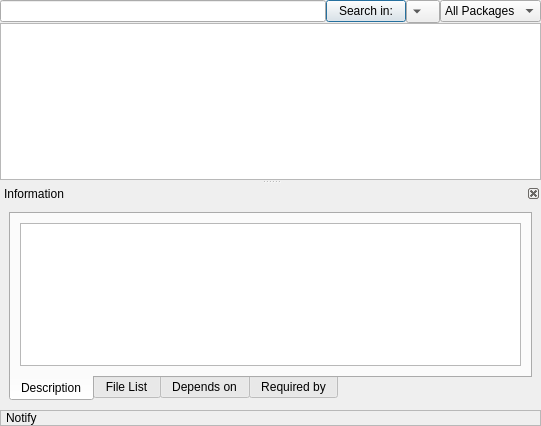
freedesktop-unofficial-mirror/packagekit__PackageKit-Qt, file gui/ui/AddRm/PkAddRm.ui: the form before one commit.
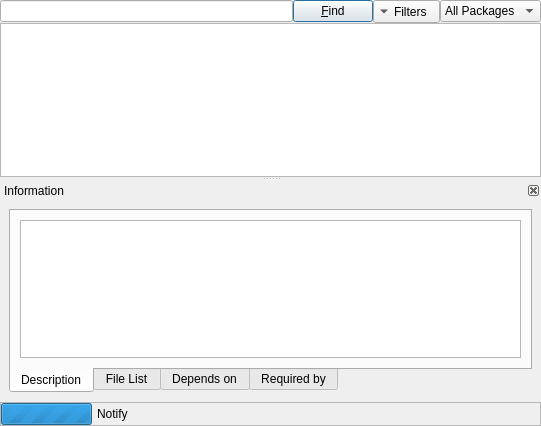
The form after the commit. Custom widgets are drawn as their Qt base class.

Patch:
```diff
--- a/gui/ui/AddRm/PkAddRm.ui
+++ b/gui/ui/AddRm/PkAddRm.ui
@@ -32,23 +32,13 @@
      </property>
     </widget>
    </item>
-   <item row="0" column="1" >
-    <widget class="QPushButton" name="searchPB" >
-     <property name="text" >
-      <string>Search in:</string>
-     </property>
-     <property name="default" >
-      <bool>true</bool>
-     </property>
-    </widget>
-   </item>
    <item row="0" column="2" >
     <widget class="QToolButton" name="filtersTB" >
      <property name="locale" >
       <locale country="UnitedStates" language="English" />
      </property>
      <property name="text" >
-      <string/>
+      <string>Filters</string>
      </property>
      <property name="popupMode" >
       <enum>QToolButton::InstantPopup</enum>
@@ -132,10 +122,10 @@
       <widget class="QWidget" name="dockWidgetContents" >
        <property name="geometry" >
         <rect>
-         <x>4</x>
+         <x>2</x>
          <y>22</y>
-         <width>533</width>
-         <height>191</height>
+         <width>537</width>
+         <height>189</height>
         </rect>
        </property>
        <layout class="QGridLayout" name="gridLayout_2" >
@@ -167,8 +157,8 @@
             <rect>
              <x>0</x>
              <y>0</y>
-             <width>513</width>
-             <height>146</height>
+             <width>517</width>
+             <height>141</height>
             </rect>
            </property>
            <attribute name="title" >
@@ -284,7 +274,7 @@
       <property name="spacing" >
        <number>0</number>
       </property>
-      <item row="0" column="0" >
+      <item row="0" column="1" >
        <widget class="QLabel" name="notifyL" >
         <property name="sizePolicy" >
          <sizepolicy vsizetype="Preferred" hsizetype="Expanding" >
@@ -306,9 +296,32 @@
         </property>
        </widget>
       </item>
+      <item row="0" column="0" >
+       <widget class="QProgressBar" name="busyPB" >
+        <property name="sizePolicy" >
+         <sizepolicy vsizetype="Fixed" hsizetype="Minimum" >
+          <horstretch>0</horstretch>
+          <verstretch>0</verstretch>
+         </sizepolicy>
+        </property>
+        <property name="maximum" >
+         <number>0</number>
+        </property>
+       </widget>
+      </item>
      </layout>
     </widget>
    </item>
+   <item row="0" column="1" >
+    <widget class="QPushButton" name="findPB" >
+     <property name="text" >
+      <string>&amp;Find</string>
+     </property>
+     <property name="default" >
+      <bool>true</bool>
+     </property>
+    </widget>
+   </item>
   </layout>
  </widget>
  <customwidgets>
```
Left out of the diff: 15 changed lines with no effect on the pictures.
